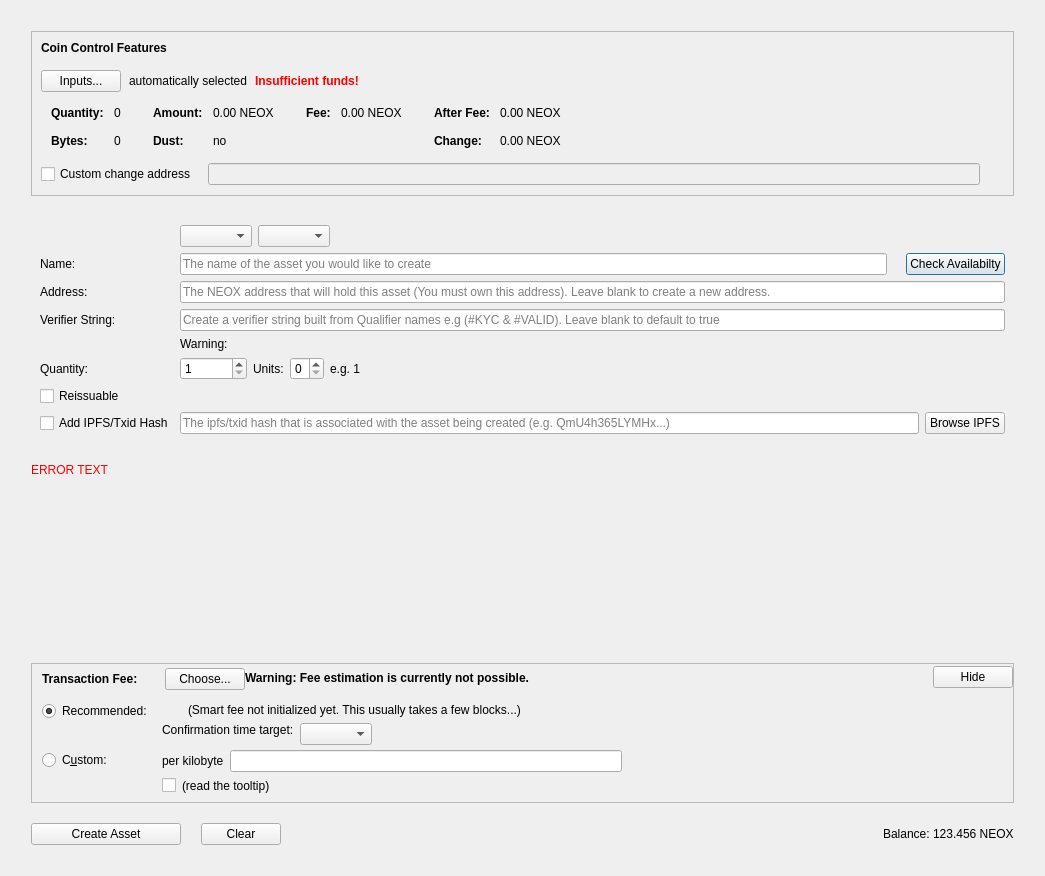
Above: src/qt/forms/createassetdialog.ui from BlackRavenNetwork/BlackRaven-V2 before the change. Below: the same form after it.
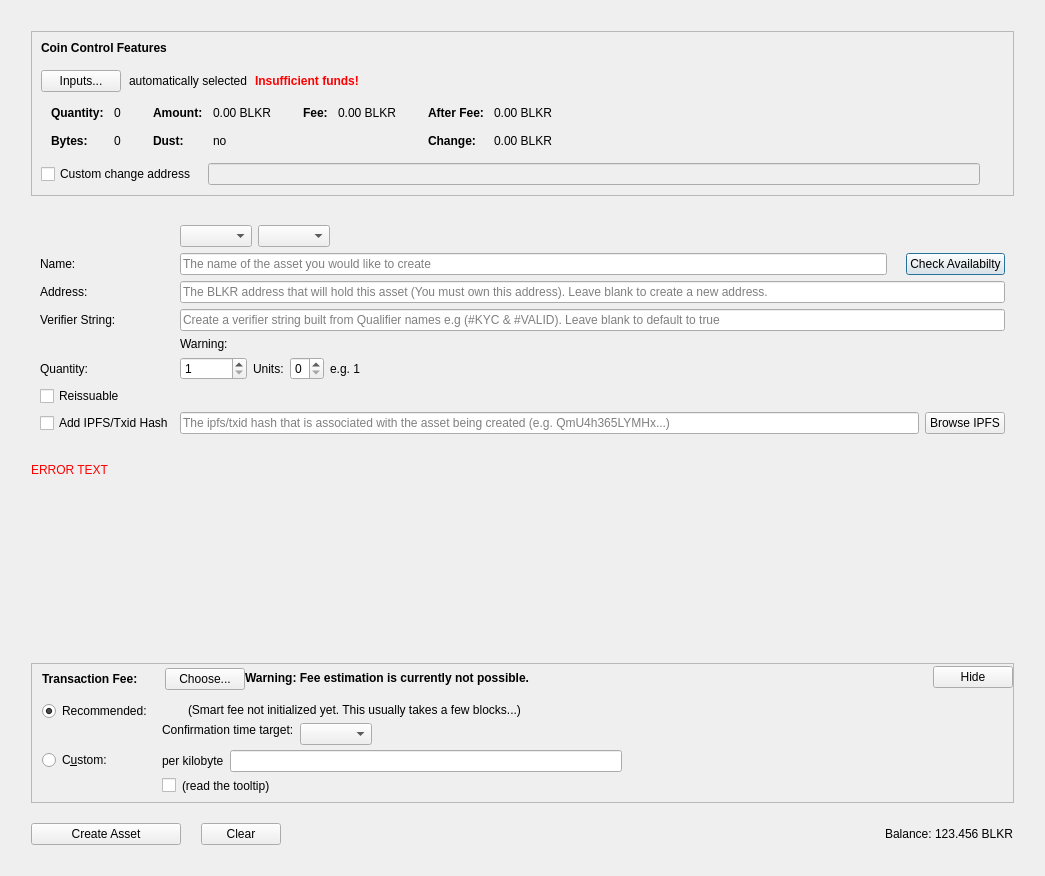
That is the form after the change. Custom widgets are drawn as their Qt base class.

```diff
--- a/src/qt/forms/createassetdialog.ui
+++ b/src/qt/forms/createassetdialog.ui
@@ -338,7 +338,7 @@
                     <enum>Qt::ActionsContextMenu</enum>
                    </property>
                    <property name="text">
-                    <string notr="true">0.00 NEOX</string>
+                    <string notr="true">0.00 BLKR</string>
                    </property>
                    <property name="textInteractionFlags">
                     <set>Qt::LinksAccessibleByMouse|Qt::TextSelectableByKeyboard|Qt::TextSelectableByMouse</set>
@@ -418,7 +418,7 @@
                     <enum>Qt::ActionsContextMenu</enum>
                    </property>
                    <property name="text">
-                    <string notr="true">0.00 NEOX</string>
+                    <string notr="true">0.00 BLKR</string>
                    </property>
                    <property name="textInteractionFlags">
                     <set>Qt::LinksAccessibleByMouse|Qt::TextSelectableByKeyboard|Qt::TextSelectableByMouse</set>
@@ -469,7 +469,7 @@
                     <enum>Qt::ActionsContextMenu</enum>
                    </property>
                    <property name="text">
-                    <string notr="true">0.00 NEOX</string>
+                    <string notr="true">0.00 BLKR</string>
                    </property>
                    <property name="textInteractionFlags">
                     <set>Qt::LinksAccessibleByMouse|Qt::TextSelectableByKeyboard|Qt::TextSelectableByMouse</set>
@@ -498,7 +498,7 @@
                     <enum>Qt::ActionsContextMenu</enum>
                    </property>
                    <property name="text">
-                    <string notr="true">0.00 NEOX</string>
+                    <string notr="true">0.00 BLKR</string>
                    </property>
                    <property name="textInteractionFlags">
                     <set>Qt::LinksAccessibleByMouse|Qt::TextSelectableByKeyboard|Qt::TextSelectableByMouse</set>
@@ -748,7 +748,7 @@
            <string/>
           </property>
           <property name="placeholderText">
-           <string>The NEOX address that will hold this asset (You must own this address). Leave blank to create a new address.</string>
+           <string>The BLKR address that will hold this asset (You must own this address). Leave blank to create a new address.</string>
           </property>
          </widget>
         </item>
@@ -1401,7 +1401,7 @@
             <enum>Qt::RightToLeft</enum>
            </property>
            <property name="text">
-            <string>123.456 NEOX</string>
+            <string>123.456 BLKR</string>
            </property>
           </widget>
          </item>
```
